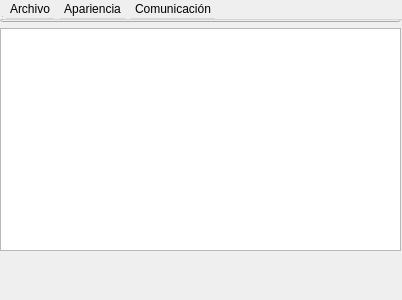
First picture: the form in ui/ventana_principal.ui, repository dariotzvir/control_midi, before the edit.
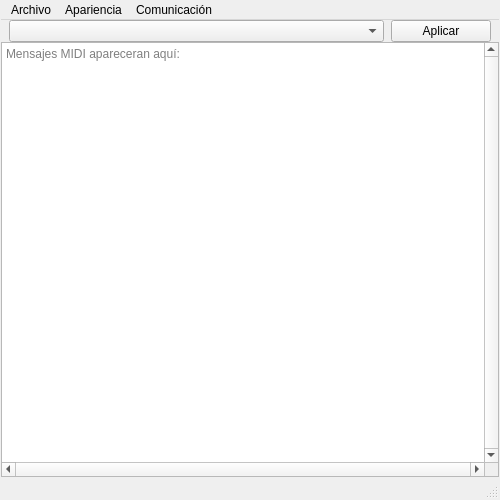
Second picture: the form after the edit. Icons and pictures are not drawn.

```diff
--- a/ui/ventana_principal.ui
+++ b/ui/ventana_principal.ui
@@ -9,72 +9,213 @@
             <rect>
                 <x>0</x>
                 <y>0</y>
-                <width>402</width>
-                <height>300</height>
-            </rect>
-        </property>
+    <width>500</width>
+    <height>500</height>
+   </rect>
+  </property>
+  <property name="sizePolicy">
+   <sizepolicy hsizetype="MinimumExpanding" vsizetype="MinimumExpanding">
+    <horstretch>0</horstretch>
+    <verstretch>0</verstretch>
+   </sizepolicy>
+  </property>
+  <property name="minimumSize">
+   <size>
+    <width>500</width>
+    <height>500</height>
+   </size>
+  </property>
         <property name="windowTitle">
-            <string>Ventana_principal</string>
-        </property>
-        <widget class="QWidget" name="widget">
-            <widget class="QWidget" name="verticalLayoutWidget">
-                <property name="geometry">
-                    <rect>
-                        <x>0</x>
-                        <y>0</y>
-                        <width>401</width>
-                        <height>251</height>
-                    </rect>
-                </property>
-                <layout class="QVBoxLayout" name="verticalLayout">
+   <string>Ventana principal</string>
+  </property>
+  <property name="windowIcon">
+   <iconset>
+    <normaloff>imágenes/midimaster.png</normaloff>imágenes/midimaster.png</iconset>
+  </property>
+  <layout class="QGridLayout" name="gridLayout">
+   <property name="leftMargin">
+    <number>1</number>
+   </property>
+   <property name="topMargin">
+    <number>1</number>
+   </property>
+   <property name="rightMargin">
+    <number>1</number>
+   </property>
+   <property name="bottomMargin">
+    <number>1</number>
+   </property>
+   <property name="spacing">
+    <number>0</number>
+   </property>
+   <item row="1" column="0">
+    <layout class="QHBoxLayout" name="layout_controles">
                     <item>
-                        <widget class="QComboBox" name="selector_color"/>
+      <spacer name="horizontalSpacer_2">
+       <property name="orientation">
+        <enum>Qt::Horizontal</enum>
+       </property>
+       <property name="sizeHint" stdset="0">
+        <size>
+         <width>40</width>
+         <height>10</height>
+        </size>
+       </property>
+      </spacer>
                     </item>
                     <item>
-                        <widget class="QPlainTextEdit" name="terminal"/>
-                    </item>
-                </layout>
-            </widget>
-        </widget>
-        <widget class="QMenuBar" name="menubar">
-            <property name="geometry">
-                <rect>
-                    <x>0</x>
-                    <y>0</y>
-                    <width>402</width>
+      <widget class="QComboBox" name="selector_color">
+       <property name="sizePolicy">
+        <sizepolicy hsizetype="MinimumExpanding" vsizetype="Fixed">
+         <horstretch>148</horstretch>
+         <verstretch>0</verstretch>
+        </sizepolicy>
+       </property>
+       <property name="minimumSize">
+        <size>
+         <width>375</width>
+         <height>0</height>
+        </size>
+       </property>
+       <property name="maximumSize">
+        <size>
+         <width>500</width>
+         <height>16777215</height>
+        </size>
+       </property>
+      </widget>
+     </item>
+     <item>
+      <spacer name="horizontalSpacer">
+       <property name="orientation">
+        <enum>Qt::Horizontal</enum>
+       </property>
+       <property name="sizeHint" stdset="0">
+        <size>
+         <width>40</width>
                     <height>20</height>
-                </rect>
-            </property>
-            <widget class="QMenu" name="menuArchivo">
+        </size>
+       </property>
+      </spacer>
+     </item>
+     <item>
+      <widget class="QPushButton" name="aplicar_cambios">
+       <property name="sizePolicy">
+        <sizepolicy hsizetype="Maximum" vsizetype="Fixed">
+         <horstretch>0</horstretch>
+         <verstretch>0</verstretch>
+        </sizepolicy>
+       </property>
+       <property name="minimumSize">
+        <size>
+         <width>100</width>
+         <height>0</height>
+        </size>
+       </property>
+       <property name="maximumSize">
+        <size>
+         <width>75</width>
+         <height>16777215</height>
+        </size>
+       </property>
+       <property name="text">
+        <string>Aplicar</string>
+       </property>
+      </widget>
+     </item>
+     <item>
+      <spacer name="horizontalSpacer_3">
+       <property name="orientation">
+        <enum>Qt::Horizontal</enum>
+       </property>
+       <property name="sizeHint" stdset="0">
+        <size>
+         <width>40</width>
+         <height>10</height>
+        </size>
+       </property>
+      </spacer>
+     </item>
+    </layout>
+   </item>
+   <item row="4" column="0">
+    <widget class="QStatusBar" name="statusbar">
+     <property name="sizePolicy">
+      <sizepolicy hsizetype="Expanding" vsizetype="Fixed">
+       <horstretch>0</horstretch>
+       <verstretch>0</verstretch>
+      </sizepolicy>
+     </property>
+     <property name="minimumSize">
+      <size>
+       <width>0</width>
+       <height>0</height>
+      </size>
+     </property>
+     <property name="baseSize">
+      <size>
+       <width>0</width>
+       <height>0</height>
+      </size>
+     </property>
+    </widget>
+   </item>
+   <item row="3" column="0">
+    <widget class="QPlainTextEdit" name="terminal">
+     <property name="verticalScrollBarPolicy">
+      <enum>Qt::ScrollBarAlwaysOn</enum>
+     </property>
+     <property name="horizontalScrollBarPolicy">
+      <enum>Qt::ScrollBarAlwaysOn</enum>
+     </property>
+     <property name="placeholderText">
+      <string>Mensajes MIDI apareceran aquí:</string>
+     </property>
+    </widget>
+   </item>
+   <item row="0" column="0">
+    <widget class="QMenuBar" name="barra_menu">
+     <property name="sizePolicy">
+      <sizepolicy hsizetype="MinimumExpanding" vsizetype="Fixed">
+       <horstretch>0</horstretch>
+       <verstretch>0</verstretch>
+      </sizepolicy>
+     </property>
+     <widget class="QMenu" name="menu_archivo">
                 <property name="title">
                     <string>Archivo</string>
                 </property>
-                <addaction name="actionNuevo"/>
-                <addaction name="actionGuardad"/>
-                <addaction name="actionGuardar_como"/>
-            </widget>
-            <widget class="QMenu" name="menuApariencia">
+      <addaction name="action_nuevo"/>
+      <addaction name="action_guardad"/>
+      <addaction name="action_guardar_como"/>
+     </widget>
+     <widget class="QMenu" name="menu_apariencia">
                 <property name="title">
                     <string>Apariencia</string>
                 </property>
                 <addaction name="actionClaro"/>
                 <addaction name="actionOscuro"/>
                 <addaction name="separator"/>
-                <addaction name="actionArchivo"/>
-            </widget>
-            <widget class="QMenu" name="menuComunicacion">
+      <addaction name="action_archivo"/>
+     </widget>
+     <widget class="QMenu" name="menu_comunicacion">
                 <property name="title">
                     <string>Comunicación</string>
                 </property>
                 <addaction name="actionConsola"/>
                 <addaction name="separator"/>
-            </widget>
-            <addaction name="menuArchivo"/>
-            <addaction name="menuApariencia"/>
-            <addaction name="menuComunicacion"/>
-        </widget>
-        <widget class="QStatusBar" name="statusbar"/>
-        <action name="actionNuevo">
+      <addaction name="actionLimpiar_consola"/>
+      <addaction name="separator"/>
+      <addaction name="actionRefrescar_puertos"/>
+      <addaction name="actionPuertos"/>
+     </widget>
+     <addaction name="menu_archivo"/>
+     <addaction name="menu_apariencia"/>
+     <addaction name="menu_comunicacion"/>
+    </widget>
+   </item>
+  </layout>
+  <action name="action_nuevo">
             <property name="text">
                 <string>Nuevo</string>
             </property>
```
Left out of the diff: 40 changed lines with no effect on the pictures. Lines whose indentation alone changed are shown as unchanged.
